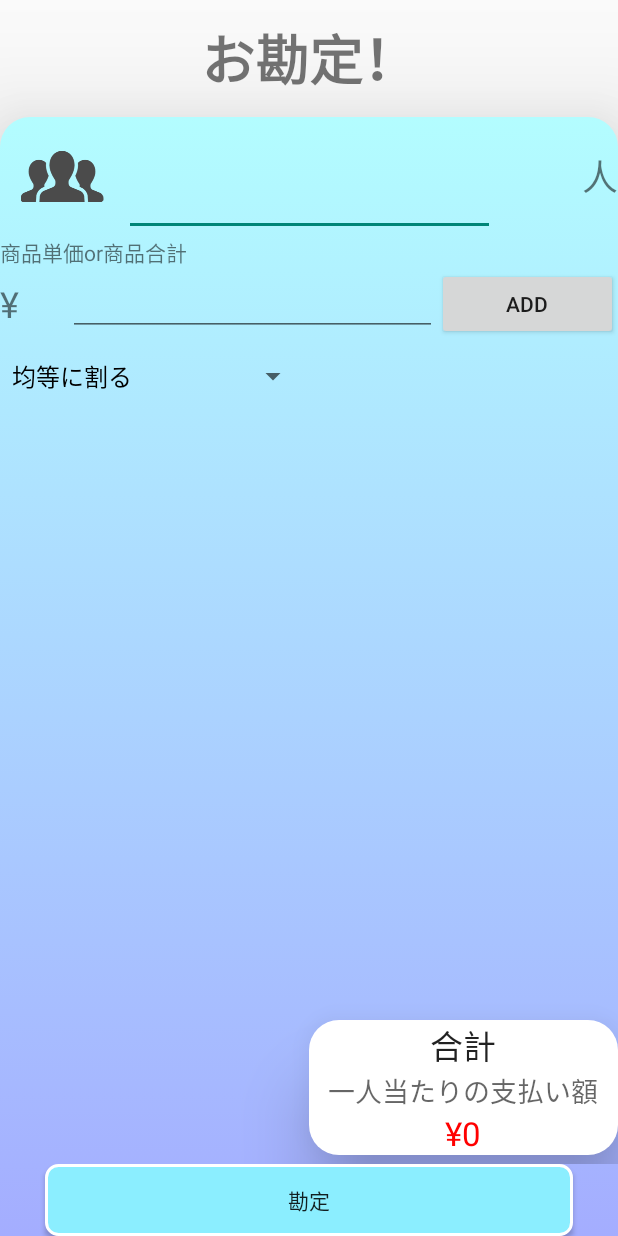
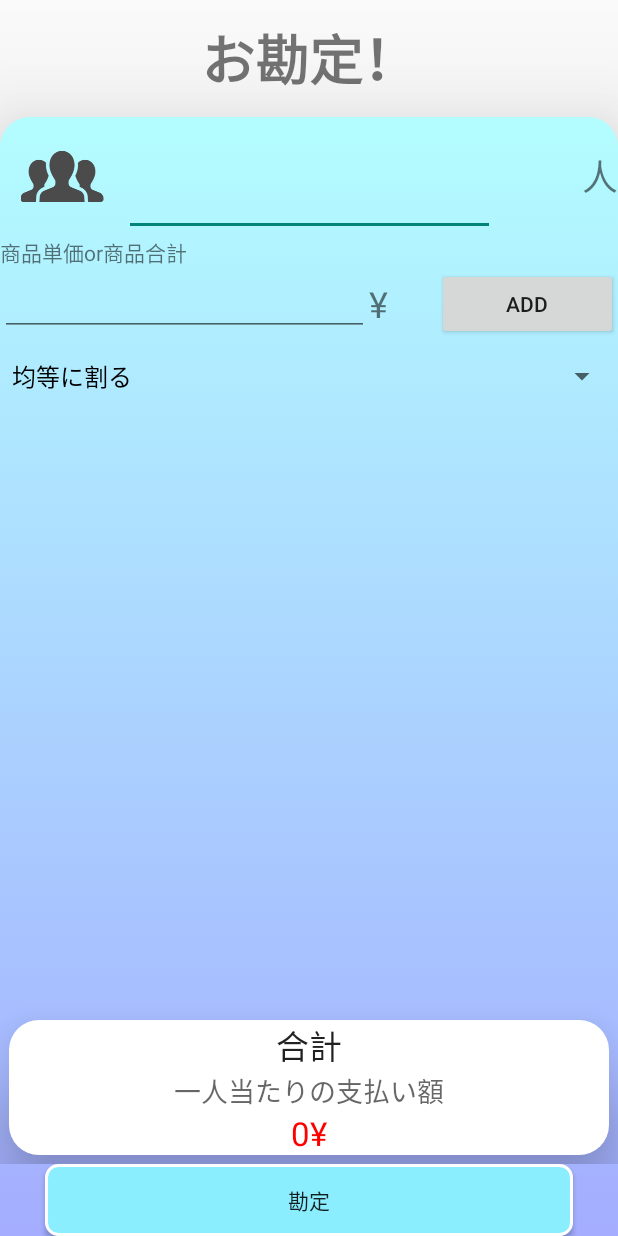
Before and after one commit to Takuchan/PayMoney, an Android app: the screen it shows after launch (MainActivity), on a phone screen of 412 x 824 dp. Run offline under Robolectric (Android 15) with nearby library versions, the phone set to English and light mode, and no system bars; Roboto replaces fonts that are not available here.

Commit message:
円表記を完全に直した。 おつりがマイナス表記だったので*-1した。

```diff
--- a/app/src/main/res/layout/activity_main.xml
+++ b/app/src/main/res/layout/activity_main.xml
@@ -58,7 +58,7 @@
                         android:layout_gravity="center"
                         android:layout_weight="1"
                         android:gravity="center"
-                        android:inputType="none|number"
+                        android:inputType="none|number|textPersonName"
                         android:textSize="36sp" />
 
                     <TextView
@@ -89,6 +89,14 @@
                     android:layout_height="wrap_content"
                     android:orientation="horizontal">
 
+                    <EditText
+                        android:id="@+id/editText2"
+                        android:layout_width="wrap_content"
+                        android:layout_height="wrap_content"
+                        android:layout_weight="1"
+                        android:ems="10"
+                        android:inputType="number|textPersonName" />
+
                     <TextView
                         android:id="@+id/textView5"
                         android:layout_width="wrap_content"
@@ -97,14 +105,6 @@
                         android:layout_weight="1"
                         android:text="¥"
                         android:textSize="24sp" />
-
-                    <EditText
-                        android:id="@+id/editText2"
-                        android:layout_width="wrap_content"
-                        android:layout_height="wrap_content"
-                        android:layout_weight="1"
-                        android:ems="10"
-                        android:inputType="number|textPersonName" />
 
                     <Button
                         android:id="@+id/button2"
@@ -120,7 +120,7 @@
                 android:layout_width="match_parent"
                 android:layout_height="match_parent"
                 android:layout_weight="1"
-                android:orientation="horizontal">
+                android:orientation="vertical">
 
                 <LinearLayout
                     android:layout_width="match_parent"
@@ -146,12 +146,15 @@
                     android:layout_width="match_parent"
                     android:layout_height="wrap_content"
                     android:layout_gravity="bottom"
+                    android:layout_marginLeft="6dp"
+                    android:layout_marginRight="6dp"
                     android:layout_marginBottom="6dp"
-                    android:layout_weight="1"
                     android:background="@drawable/shape_10dp"
+                    android:elevation="30dp"
                     android:gravity="bottom"
                     android:orientation="vertical"
-                    android:elevation="30dp">
+                    android:layout_alignParentBottom="true"
+                    >
 
                     <TextView
                         android:id="@+id/textView8"
@@ -174,7 +177,7 @@
                         android:layout_width="match_parent"
                         android:layout_height="wrap_content"
                         android:gravity="center"
-                        android:text="¥0"
+                        android:text="0¥"
                         android:textAppearance="@style/TextAppearance.AppCompat.Large"
                         android:textColor="#FF0000" />
 
```
Also changed, not shown: app/src/main/java/com/takuchan/paymoney/MainActivity.java (+13 -10 lines), 3 other files.
